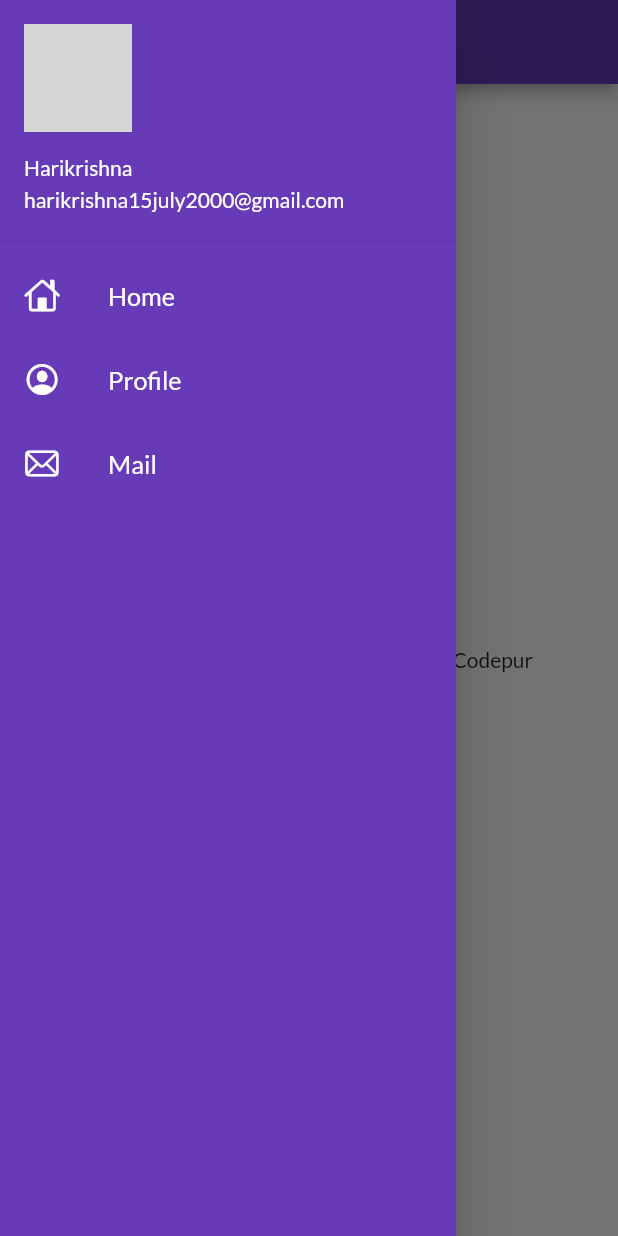
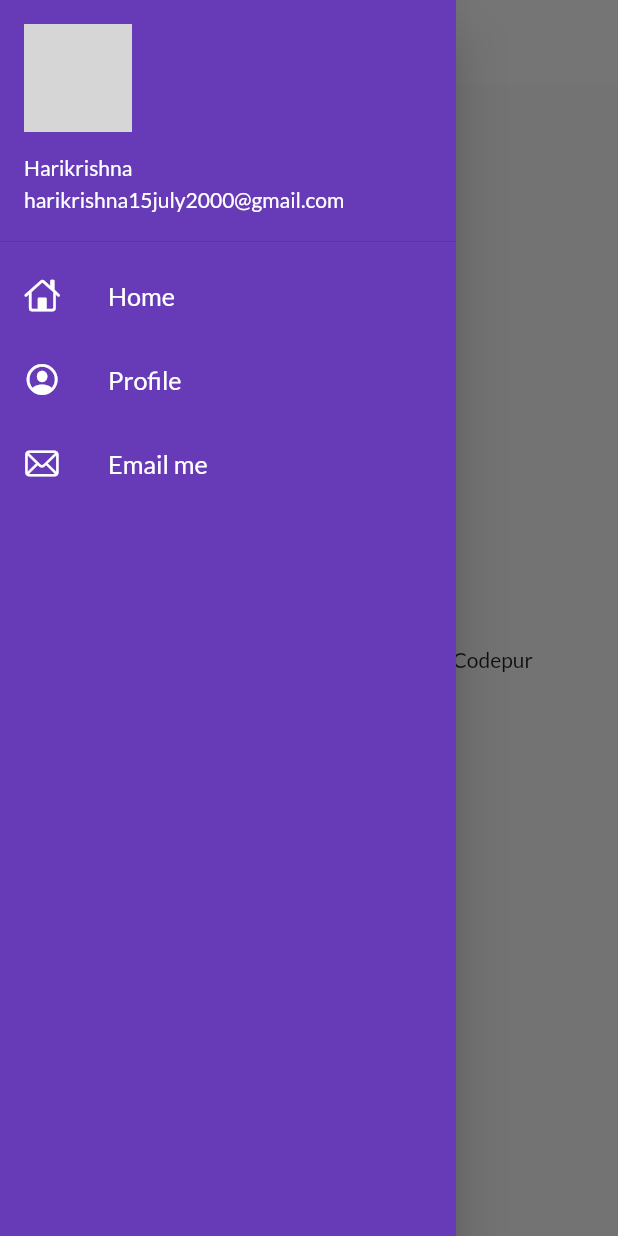
Before and after one commit to harikrishna-makwana/30DaysOfFlutter, a Flutter app: the screen it shows after launch, with the side drawer open, on a phone screen of 412 x 824 dp. Run offline on Flutter 3.47's test engine with Material 2 defaults, Android fonts, the phone set to English and light mode, and no system bars; our stand-ins replace google_fonts; network calls fail; grey boxes are pictures that could not be loaded.

Commit message:
Themes extracted

```diff
--- a/lib/main.dart
+++ b/lib/main.dart
@@ -4,7 +4,7 @@
 import 'package:go_for_it/pages/home_page.dart';
 import 'package:go_for_it/pages/login_page.dart';
 import 'package:go_for_it/utils/routes.dart';
-import 'package:google_fonts/google_fonts.dart';
+import 'package:go_for_it/widgets/themes.dart';
 
 void main() {
   runApp(Myapp());
@@ -19,11 +19,8 @@
       debugShowCheckedModeBanner: false,
       //theme modes code
       themeMode: ThemeMode.light,
-      theme: ThemeData(
-        primarySwatch: Colors.deepPurple,
-        fontFamily: GoogleFonts.lato().fontFamily,
-      ),
-      darkTheme: ThemeData(brightness: Brightness.dark),
+      theme: MyTheme.lightTheme(context),
+      darkTheme: MyTheme.darkTheme(context),
       //Routes
       initialRoute: MyRoutes.homeRoute,
       routes: {
--- a/lib/widgets/drawer.dart
+++ b/lib/widgets/drawer.dart
@@ -59,7 +59,7 @@
                 color: Colors.white,
               ),
               title: Text(
-                "Mail",
+                "Email me",
                 textScaleFactor: 1.2,
                 style: TextStyle(
                   color: Colors.white,
--- /dev/null
+++ b/lib/widgets/themes.dart
@@ -0,0 +1,23 @@
+// ignore_for_file: prefer_const_constructors
+
+import 'package:flutter/material.dart';
+import 'package:google_fonts/google_fonts.dart';
+
+class MyTheme {
+  static ThemeData lightTheme(BuildContext context) => ThemeData(
+      primarySwatch: Colors.deepPurple,
+      fontFamily: GoogleFonts.lato().fontFamily,
+      appBarTheme: AppBarTheme(
+        backgroundColor: Colors.white,
+        elevation: 0.0,
+        iconTheme: IconThemeData(color: Colors.black),
+        titleTextStyle: TextStyle(
+          color: Colors.black,
+          fontFamily: GoogleFonts.lato().fontFamily,
+        ),
+      ));
+
+  static ThemeData darkTheme(BuildContext context) => ThemeData(
+        brightness: Brightness.dark,
+      );
+}
```
